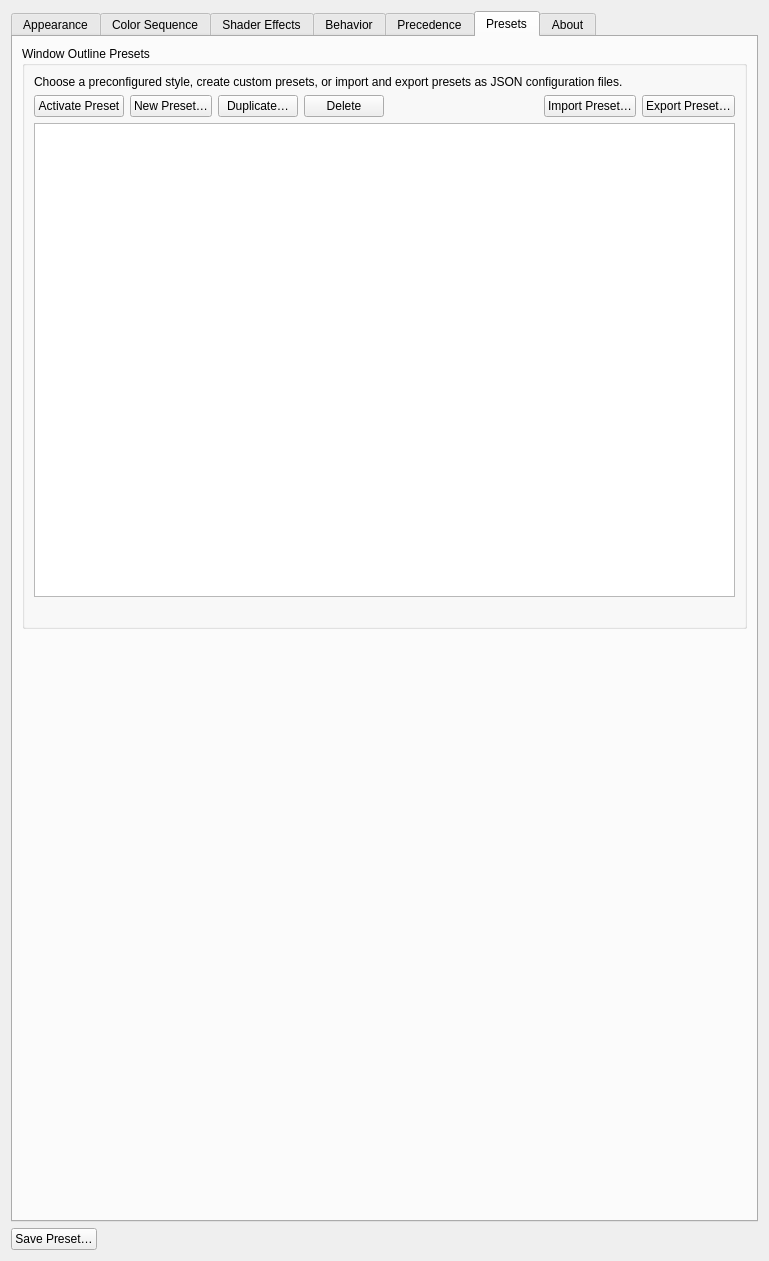
gmalinowski/LeapK, file activewindowoutline_config.ui: the form before one commit.
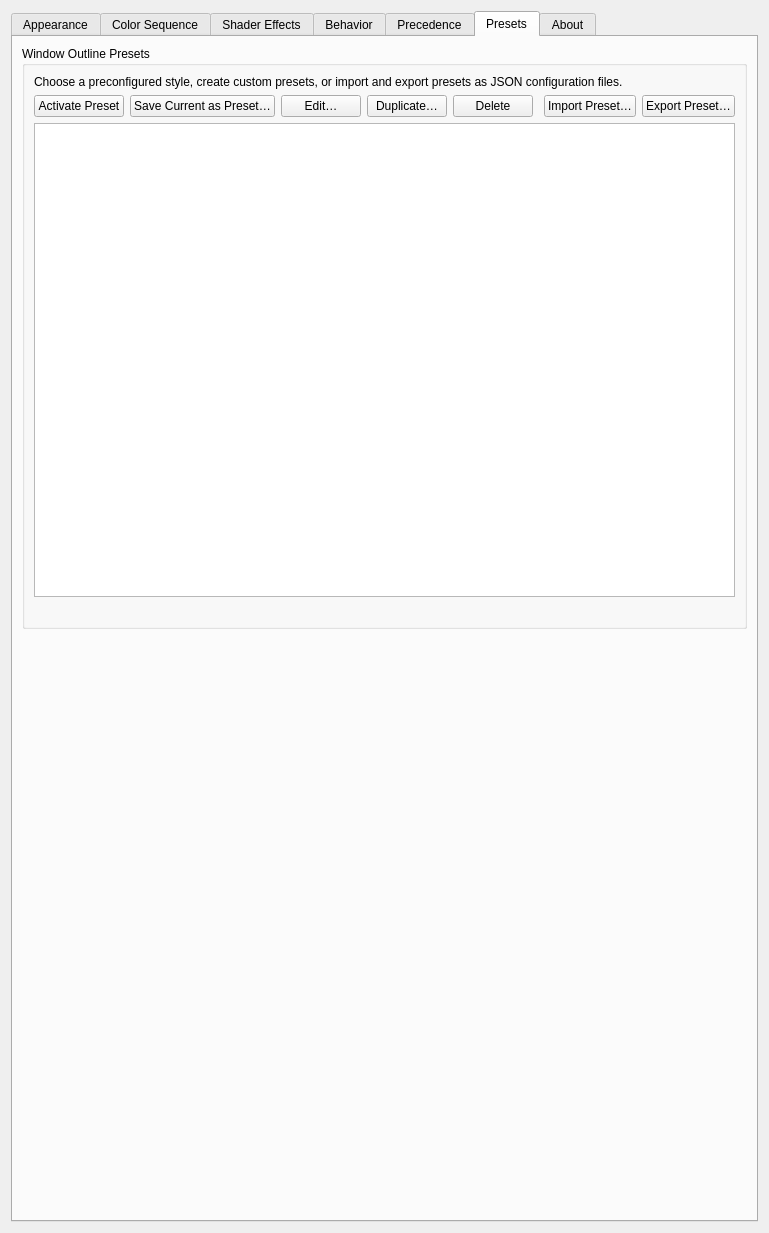
The form after the commit. The open tabs and pages were chosen to show the change. Icons and pictures are not drawn. Custom widgets are drawn as their Qt base class.

Commit message: feat(presets): allow editing preset name & description and clean up redundant save button

Patch:
```diff
--- a/activewindowoutline_config.ui
+++ b/activewindowoutline_config.ui
@@ -2250,13 +2250,26 @@
             <item>
              <widget class="QPushButton" name="btnNewPreset">
               <property name="text">
-               <string>New Preset…</string>
+               <string>Save Current as Preset…</string>
               </property>
               <property name="icon">
                <iconset theme="document-new"/>
               </property>
               <property name="toolTip">
-               <string>Create a new preset from current configuration</string>
+               <string>Save current configuration as a new preset</string>
+              </property>
+             </widget>
+            </item>
+            <item>
+             <widget class="QPushButton" name="btnEditPreset">
+              <property name="text">
+               <string>Edit…</string>
+              </property>
+              <property name="icon">
+               <iconset theme="document-edit"/>
+              </property>
+              <property name="toolTip">
+               <string>Edit name and description of the selected preset</string>
               </property>
              </widget>
             </item>
@@ -2584,36 +2597,6 @@
 
     </widget>
    </item>
-   <item>
-    <layout class="QHBoxLayout" name="layoutGlobalBottomBar">
-     <item>
-      <widget class="QPushButton" name="btnSavePresetGlobal">
-       <property name="text">
-        <string>Save Preset…</string>
-       </property>
-       <property name="icon">
-        <iconset theme="document-save"/>
-       </property>
-       <property name="toolTip">
-        <string>Save current configuration as a new preset</string>
-       </property>
-      </widget>
-     </item>
-     <item>
-      <spacer name="spacerGlobalBottomBar">
-       <property name="orientation">
-        <enum>Qt::Horizontal</enum>
-       </property>
-       <property name="sizeHint" stdset="0">
-        <size>
-         <width>40</width>
-         <height>20</height>
-        </size>
-       </property>
-      </spacer>
-     </item>
-    </layout>
-   </item>
   </layout>
  </widget>
  <customwidgets>
```
Left out of the diff: 2 changed lines with no effect on the pictures. The commit also changes 3 other files.
